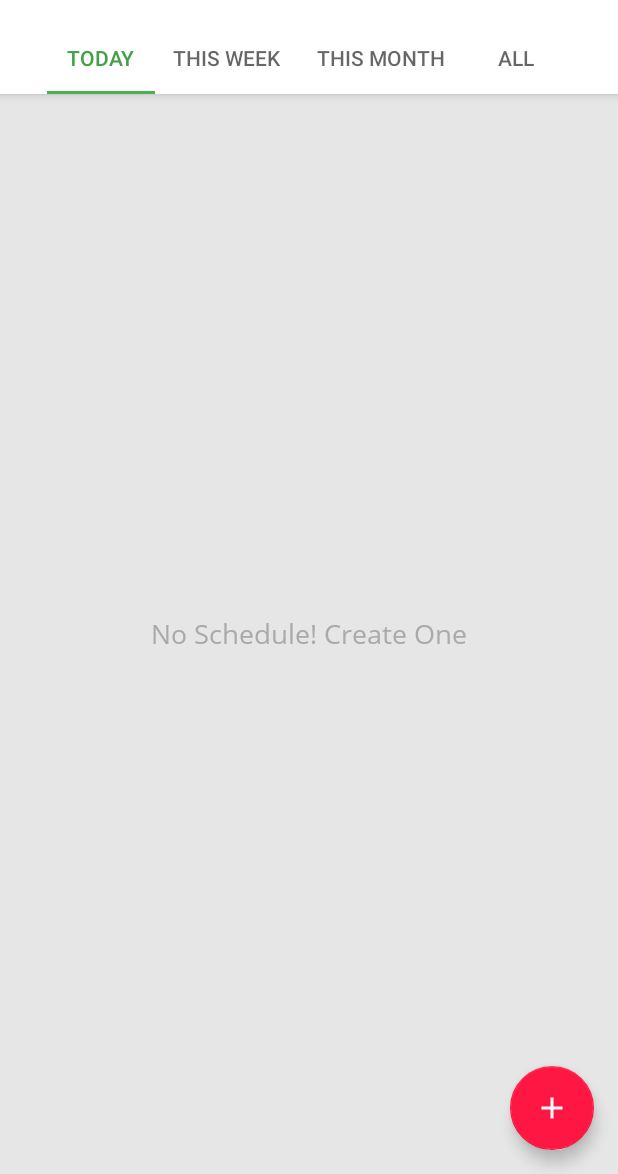
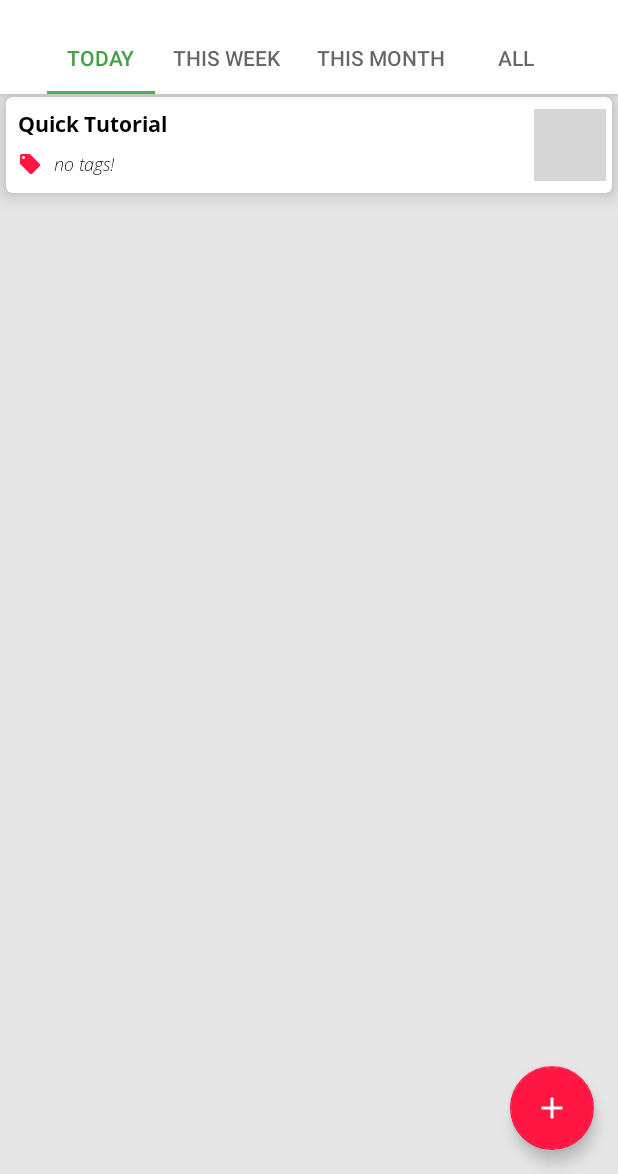
Before and after one commit to fcat97/Mohaasaba, an Android app: the screen it shows after launch (MainActivity), on a phone screen of 412 x 824 dp, the part 62-1236 px from its top. Run offline under Robolectric (Android 15) with nearby library versions, the phone set to English and light mode, and no system bars; our stand-ins replace Room's generated code; libraries missing offline, so code that uses them is left out: at.grabner.circleprogress; plain views replace CircleProgressView; 2 statements that could not run were skipped; grey boxes are pictures that could not be loaded.

Commit message:
NotificatiScheduler bug fixed

```diff
--- a/app/src/main/java/com/example/mohaasaba/activities/TypeActivity.java
+++ b/app/src/main/java/com/example/mohaasaba/activities/TypeActivity.java
@@ -35,8 +35,6 @@ public class TypeActivity extends AppCompatActivity {
 
     private ScheduleType scheduleType;
 
-    private SwitchCompat swNotify;
-    private Button notificationTimeButton;
     private Button confirmButton;
 
 
@@ -49,8 +47,6 @@ public class TypeActivity extends AppCompatActivity {
         tabLayout = findViewById(R.id.tabLayout_TypeActivity);
         viewPager = findViewById(R.id.viewPager_TypeActivity);
 
-        swNotify = findViewById(R.id.swNotify_TypeActivity);
-        notificationTimeButton = findViewById(R.id.notificationTime_Button_TypeActivity);
         confirmButton = findViewById(R.id.confirm_button_TypeActivity);
 
 
--- a/app/src/main/java/com/example/mohaasaba/adapter/TaskAdapter.java
+++ b/app/src/main/java/com/example/mohaasaba/adapter/TaskAdapter.java
@@ -55,7 +55,7 @@ public class TaskAdapter extends ListAdapter<Task, TaskAdapter.TaskHolder> {
         holder.textView.setText(task.text);
         holder.circleProgressView.setMaxValue(task.maxProgress);
         holder.circleProgressView.setValue(task.currentProgress);
-        holder.circleProgressView.setBlockCount(task.maxProgress / task.step);
+        holder.circleProgressView.setBlockCount(Math.round(task.maxProgress / task.step));
 
         holder.itemView.setOnClickListener(v -> {
             if (listener == null) try {
--- a/app/src/main/java/com/example/mohaasaba/database/AppDatabase.java
+++ b/app/src/main/java/com/example/mohaasaba/database/AppDatabase.java
@@ -1,13 +1,25 @@
 package com.example.mohaasaba.database;
 
 import android.content.Context;
+import android.os.AsyncTask;
 
+import androidx.annotation.NonNull;
 import androidx.room.Database;
 import androidx.room.Room;
 import androidx.room.RoomDatabase;
 import androidx.room.TypeConverters;
+import androidx.sqlite.db.SimpleSQLiteQuery;
+import androidx.sqlite.db.SupportSQLiteDatabase;
 
-@Database(entities = {Schedule.class, Note.class, Reminder.class}, version = 41)
+import java.util.ArrayList;
+import java.util.Calendar;
+import java.util.List;
+import java.util.concurrent.Callable;
+import java.util.concurrent.ExecutorService;
+import java.util.concurrent.Executors;
+import java.util.concurrent.Future;
+
+@Database(entities = {Schedule.class, Note.class, Reminder.class}, version = 44)
 @TypeConverters({DataConverter.class})
 public abstract class AppDatabase extends RoomDatabase{
     private static AppDatabase appDatabaseInstance;
@@ -18,12 +30,58 @@ public abstract class AppDatabase extends RoomDatabase{
 
     public static synchronized AppDatabase getInstance(Context context) {
         if (appDatabaseInstance == null) {
-            appDatabaseInstance = Room.databaseBuilder(context, AppDatabase.class, "appDB")
+            appDatabaseInstance = Room.databaseBuilder(context.getApplicationContext(), AppDatabase.class, "appDB")
                     .fallbackToDestructiveMigration()
+                    .addCallback(roomCallbacks)
                     .build();
         }
 
         return appDatabaseInstance;
     }
 
+    private static RoomDatabase.Callback roomCallbacks = new RoomDatabase.Callback() {
+        @Override
+        public void onCreate(@NonNull SupportSQLiteDatabase db) {
+            super.onCreate(db);
+            Thread thread = new Thread(AppDatabase::populateDatabase);
+            thread.start();
+        }
+    };
+
+    private static void populateDatabase() {
+        ScheduleDao scheduleDao = appDatabaseInstance.scheduleDao();
+
+        Schedule schedule = new Schedule("Quick Tutorial");
+
+        Notify notify1 = new Notify(0,0);
+        notify1.scheduleTitle = schedule.getTitle();
+        notify1.message = "You can add Reminders here!";
+
+        Notify notify2 = new Notify(0,0);
+        notify2.scheduleTitle = schedule.getTitle();
+        notify2.message = "Click on the + icon in top right corner";
+
+        Notify notify3 = new Notify(0,0);
+        notify3.scheduleTitle = schedule.getTitle();
+        notify3.message = "Go to Todo Tab for other help";
+
+        schedule.getNotifyList().add(notify1);
+        schedule.getNotifyList().add(notify2);
+        schedule.getNotifyList().add(notify3);
+
+        List<Task> taskList = new ArrayList<>();
+        taskList.add(new Task("You can add new task from bottom"));
+        taskList.add(new Task("Each can contain certain specification"));
+        taskList.add(new Task("Progress is saved per day"));
+        taskList.add(new Task("New Day New Progress"));
+        taskList.add(new Task("Tap and hold to progress task"));
+        taskList.add(new Task("the trash icon will delete task"));
+        taskList.add(new Task("Tapping circular Progress View on top left you can go to specific date"));
+        taskList.add(new Task("Click 'Daily Schedule' text to change schedule type"));
+        taskList.add(new Task("Remember to save your change"));
+
+        schedule.getHistory().commitTodo(Calendar.getInstance(), taskList);
+
+        scheduleDao.insertSchedule(schedule);
+    }
 }
--- a/app/src/main/java/com/example/mohaasaba/database/Notify.java
+++ b/app/src/main/java/com/example/mohaasaba/database/Notify.java
@@ -1,16 +1,12 @@
 package com.example.mohaasaba.database;
 
-import android.app.PendingIntent;
-import android.content.Context;
-import android.content.Intent;
+
 import android.os.Parcel;
 import android.os.Parcelable;
 
 import androidx.annotation.NonNull;
 
 import com.example.mohaasaba.helper.IdGenerator;
-import com.example.mohaasaba.helper.NotifyHelper;
-import com.example.mohaasaba.receivers.NotyFire;
 
 public class Notify implements Parcelable {
     public static final long MINUTE = 60 * 1000;
@@ -22,6 +18,7 @@ public class Notify implements Parcelable {
         HIGH
     }
 
+    public String scheduleTitle;
     public String message;
     public int notificationHour;
     public int notificationMinute;
@@ -41,6 +38,7 @@ public class Notify implements Parcelable {
     }
 
     protected Notify(Parcel in) {
+        scheduleTitle = in.readString();
         message = in.readString();
         notificationHour = in.readInt();
         notificationMinute = in.readInt();
@@ -52,6 +50,7 @@ public class Notify implements Parcelable {
 
     @Override
     public void writeToParcel(Parcel dest, int flags) {
+        dest.writeString(scheduleTitle);
         dest.writeString(message);
         dest.writeInt(notificationHour);
         dest.writeInt(notificationMinute);
@@ -85,6 +84,7 @@ public class Notify implements Parcelable {
     @Override
     public String toString() {
         return " unique_ID: " + uniqueID +
+                " Schedule Title " + scheduleTitle +
                 " Message: " + message +
                 " Hour: " + notificationHour +
                 " Minute: " + notificationMinute +
--- a/app/src/main/java/com/example/mohaasaba/database/Task.java
+++ b/app/src/main/java/com/example/mohaasaba/database/Task.java
@@ -22,24 +22,24 @@ public class Task implements Parcelable, Serializable {
     }
     public String text;
     public Type taskType = Type.Mubah;
-    public int maxProgress;
-    public int currentProgress;
-    public int step;
+    public float maxProgress;
+    public float currentProgress;
+    public float step;
     public int priority;
 
 
     // Public Constructor
     public Task(String text) {
         this.text = text;
-        this.maxProgress = 1;
-        this.currentProgress = 0;
-        this.step = 1;
+        this.maxProgress = 1.0f;
+        this.currentProgress = 0f;
+        this.step = 1.0f;
         this.priority = 1;
         this.commitDate = Calendar.getInstance().getTimeInMillis();
     }
 
     public float getProgress() {
-        return (float) currentProgress * 100 / maxProgress;
+        return currentProgress * 100 / maxProgress;
     }
     public void progress() {
         currentProgress = Math.min(currentProgress + step, maxProgress);
@@ -70,9 +70,9 @@ public class Task implements Parcelable, Serializable {
         this.commitDate = in.readLong();
         this.taskType = Type.values()[in.readInt()];
         this.text = in.readString();
-        this.maxProgress = in.readInt();
-        this.currentProgress = in.readInt();
-        this.step = in.readInt();
+        this.maxProgress = in.readFloat();
+        this.currentProgress = in.readFloat();
+        this.step = in.readFloat();
         this.priority = in.readInt();
     }
 
@@ -81,9 +81,9 @@ public class Task implements Parcelable, Serializable {
         dest.writeLong(this.commitDate);
         dest.writeInt(this.taskType.ordinal());
         dest.writeString(this.text);
-        dest.writeInt(this.maxProgress);
-        dest.writeInt(this.currentProgress);
-        dest.writeInt(this.step);
+        dest.writeFloat(this.maxProgress);
+        dest.writeFloat(this.currentProgress);
+        dest.writeFloat(this.step);
         dest.writeInt(this.priority);
     }
 
--- a/app/src/main/res/layout/fragment_edit_reminder.xml
+++ b/app/src/main/res/layout/fragment_edit_reminder.xml
@@ -20,7 +20,7 @@
             style="@style/AppTheme.EditText"
             android:layout_marginEnd="@dimen/dimen_large"
 
-            android:hint="@string/title_request_text_optional"
+            android:hint="@string/notify_message_request"
             android:layout_alignParentStart="true"
             android:layout_alignParentEnd="true"/>
         <TextView
@@ -41,7 +41,7 @@
             android:layout_width="wrap_content"
             android:layout_height="wrap_content"
 
-            android:text="Choose Time of Reminder"
+            android:text="Choose Time to Notify"
             android:textAlignment="center"
             android:textAppearance="@style/textRegular"
 
@@ -123,7 +123,7 @@
             android:layout_width="wrap_content"
             android:layout_height="wrap_content"
 
-            android:text="Choose Time of Reminder"
+            android:text="Notification will Show Early"
             android:textAlignment="center"
             android:textAppearance="@style/textRegular"
 
--- a/app/src/main/res/layout/fragment_todo.xml
+++ b/app/src/main/res/layout/fragment_todo.xml
@@ -11,7 +11,6 @@
         android:id="@+id/header"
         android:layout_width="match_parent"
         android:layout_height="wrap_content"
-        android:layout_margin="@dimen/dimen_mini"
         layout="@layout/view_header_fragment_todo"/>
     <androidx.cardview.widget.CardView
         android:id="@+id/addLayout_FragmentTodo"
--- a/app/src/main/res/values/strings.xml
+++ b/app/src/main/res/values/strings.xml
@@ -3,7 +3,7 @@
     <string name="dummy_text">This is a Sample Text for rabbit purpose</string>
     <string name="dummy_tags">tag1, tag2, tag3</string>
     <string name="title_request_text">"Enter Title Here</string>
-    <string name="title_request_text_optional">"Enter Title Here (Optional)</string>
+    <string name="notify_message_request">Enter a Message to Notify</string>
     <string name="title_request_warning">Enter a valid title</string>
     <string name="edit_text">Edit</string>
     <string name="save_text">Save</string>
```
Also changed, not shown: app/build.gradle (+5 -16 lines), app/src/main/java/com/example/mohaasaba/activities/AddScheduleActivity.java (+7 -8 lines), app/src/main/java/com/example/mohaasaba/receivers/NotificationScheduler.java (+8 -8 lines), app/src/main/java/com/example/mohaasaba/viewModel/AddScheduleViewModel.java (+7 -1 lines), app/src/main/res/layout/content_activity_add_schedule.xml (+5 -5 lines), app/src/main/res/layout/content_activity_type.xml (+1 -45 lines), 1 other file.
